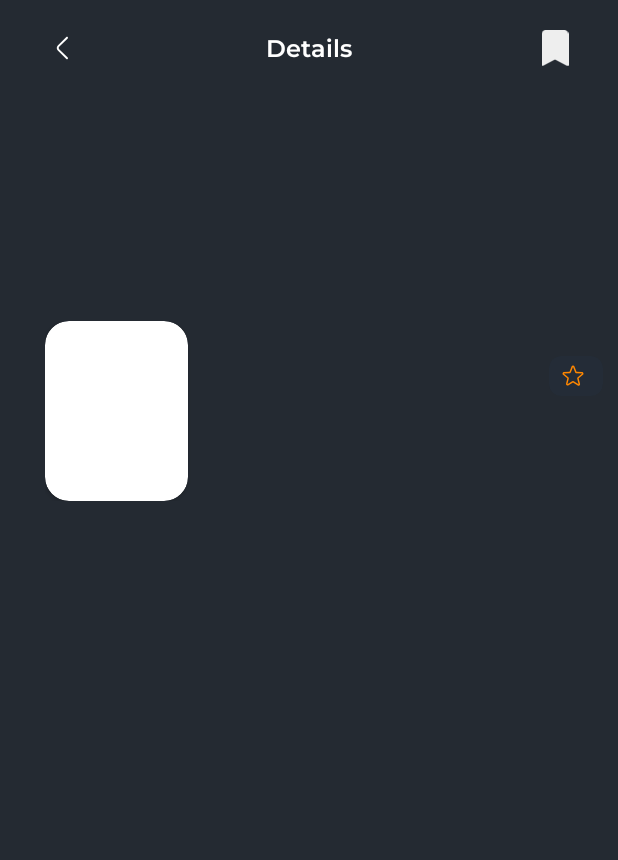
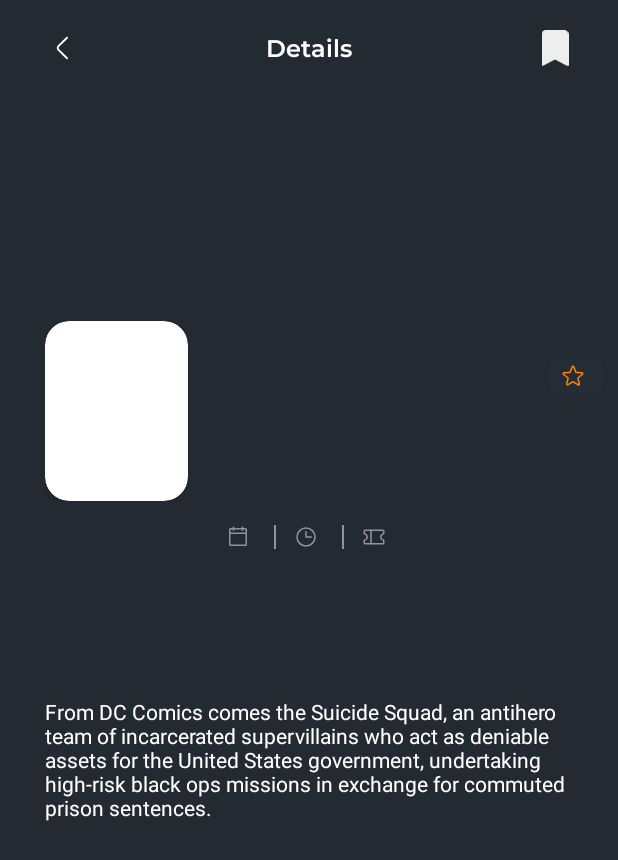
Before and after one commit to Ruzibekov/Movies_App, an Android app: the fragment DetailsFragment placed in its activity, on a phone screen of 412 x 824 dp. Shown: the top 860 px of the screen. Run offline under Robolectric (Android 15) with nearby library versions, the phone set to English and light mode, and no system bars.

Commit message:
finished full design

```diff
--- a/app/build.gradle
+++ b/app/build.gradle
@@ -50,6 +50,6 @@ dependencies {
     implementation "com.google.dagger:hilt-android:2.44"
     kapt "com.google.dagger:hilt-compiler:2.44"
 
-    implementation 'it.gilvegliach.android:transparent-text-textview:1.0.3'
-
+    //CircleImageView
+    implementation 'de.hdodenhof:circleimageview:3.1.0'
 }
--- a/app/src/main/res/layout/fragment_details.xml
+++ b/app/src/main/res/layout/fragment_details.xml
@@ -105,5 +105,90 @@
         </LinearLayout>
     </FrameLayout>
 
+    <LinearLayout
+        android:orientation="horizontal"
+        android:layout_gravity="center"
+        android:layout_marginTop="16dp"
+        android:layout_width="wrap_content"
+        android:layout_height="wrap_content"
+        tools:ignore="UselessLeaf">
+
+        <TextView
+            android:textSize="12sp"
+            tools:text="2021"
+            android:textColor="@color/light_gray"
+            style="@style/textStyle.Montserrat.500"
+            android:drawablePadding="4dp"
+            app:drawableStartCompat="@drawable/ic_calendar"
+            app:drawableTint="@color/light_gray" />
+
+        <View
+            android:background="@color/light_gray"
+            android:layout_marginStart="12dp"
+            android:layout_width="1dp"
+            android:layout_height="match_parent"/>
+
+        <TextView
+            android:textSize="12sp"
+            tools:text="148 Minutes"
+            android:textColor="@color/light_gray"
+            style="@style/textStyle.Montserrat.500"
+            android:drawablePadding="4dp"
+            android:layout_marginStart="12dp"
+            app:drawableStartCompat="@drawable/ic_clock"
+            app:drawableTint="@color/light_gray" />
+
+        <View
+            android:background="@color/light_gray"
+            android:layout_marginStart="12dp"
+            android:layout_width="1dp"
+            android:layout_height="match_parent"/>
+
+        <TextView
+            android:textSize="12sp"
+            tools:text="Action"
+            android:textColor="@color/light_gray"
+            style="@style/textStyle.Montserrat.500"
+            android:drawablePadding="4dp"
+            android:layout_marginStart="12dp"
+            app:drawableStartCompat="@drawable/ic_ticket"
+            app:drawableTint="@color/light_gray" />
+    </LinearLayout>
+
+    <com.google.android.material.tabs.TabLayout
+        android:id="@+id/tab_layout"
+        style="@style/MyCustomTabLayout"
+        android:background="@color/background"
+        app:tabGravity="fill"
+        app:tabIndicator="@drawable/tab_indicator"
+        app:tabIndicatorFullWidth="false"
+        app:tabIndicatorHeight="3dp"
+        android:layout_marginTop="25dp"
+        app:tabMode="fixed" />
+
+    <TextView
+        android:id="@+id/tv_desc"
+        android:layout_marginTop="25dp"
+        android:visibility="visible"
+        android:text="@string/description"
+        android:layout_marginHorizontal="30dp"
+        style="@style/textStyle"/>
+
+    <androidx.recyclerview.widget.RecyclerView
+        android:id="@+id/rv_reviews"
+        android:visibility="gone"
+        tools:listitem="@layout/item_reviews"
+        app:layoutManager="androidx.recyclerview.widget.LinearLayoutManager"
+        android:layout_width="match_parent"
+        android:layout_height="wrap_content"/>
+
+    <androidx.recyclerview.widget.RecyclerView
+        android:id="@+id/rv_cast"
+        android:visibility="gone"
+        android:layout_width="match_parent"
+        android:layout_height="wrap_content"
+        app:layoutManager="androidx.recyclerview.widget.GridLayoutManager"
+        app:spanCount="2"
+        tools:listitem="@layout/item_cast" />
 
 </LinearLayout>
--- a/app/src/main/res/values/strings.xml
+++ b/app/src/main/res/values/strings.xml
@@ -11,5 +11,6 @@
     <string name="no_result_desc">Find your movie by Type title, categories, years, etc </string>
     <string name="no_watch_list_title">There is no movie yet!</string>
     <string name="no_watch_list_desc">Find your movie by Type title, categories, years, etc </string>
+    <string name="description">From DC Comics comes the Suicide Squad, an antihero team of incarcerated supervillains who act as deniable assets for the United States government, undertaking high-risk black ops missions in exchange for commuted prison sentences.</string>
 
 </resources>
```
Also changed, not shown: app/src/main/res/layout/item_cast.xml (added, +24 -0 lines), app/src/main/res/layout/item_reviews.xml (added, +52 -0 lines), app/src/main/res/values/styles.xml (+16 -0 lines), app/src/main/res/font/ft_poppins_bold.ttf (added), app/src/main/res/font/ft_poppins_medium.ttf (added), app/src/main/res/font/ft_poppins_regular.ttf (added), app/src/main/res/font/ft_poppins_semibold.ttf (added).
